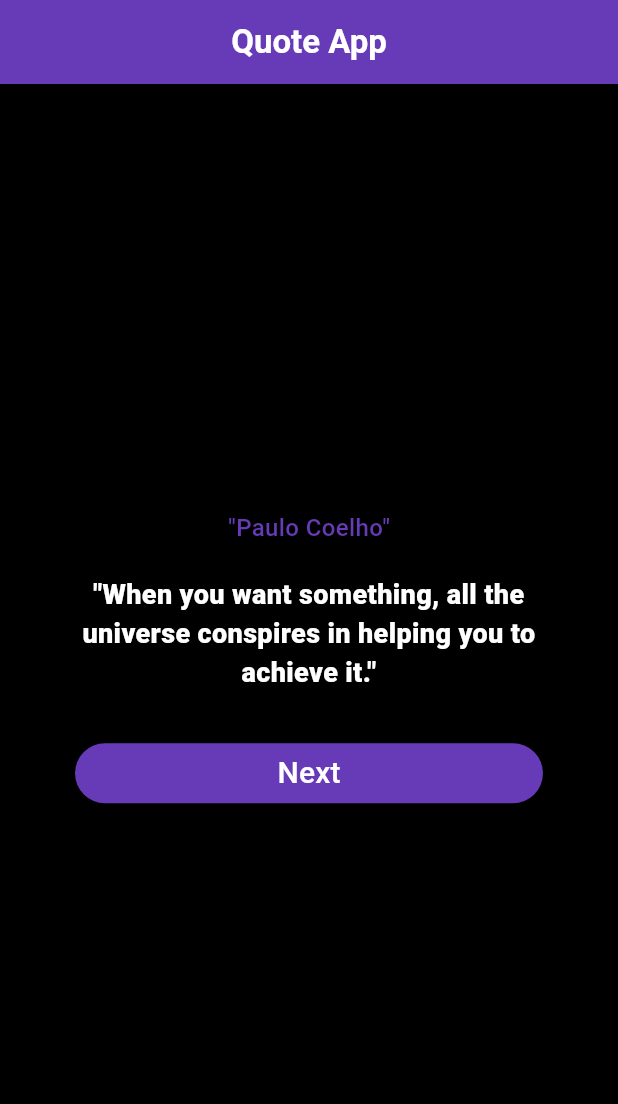
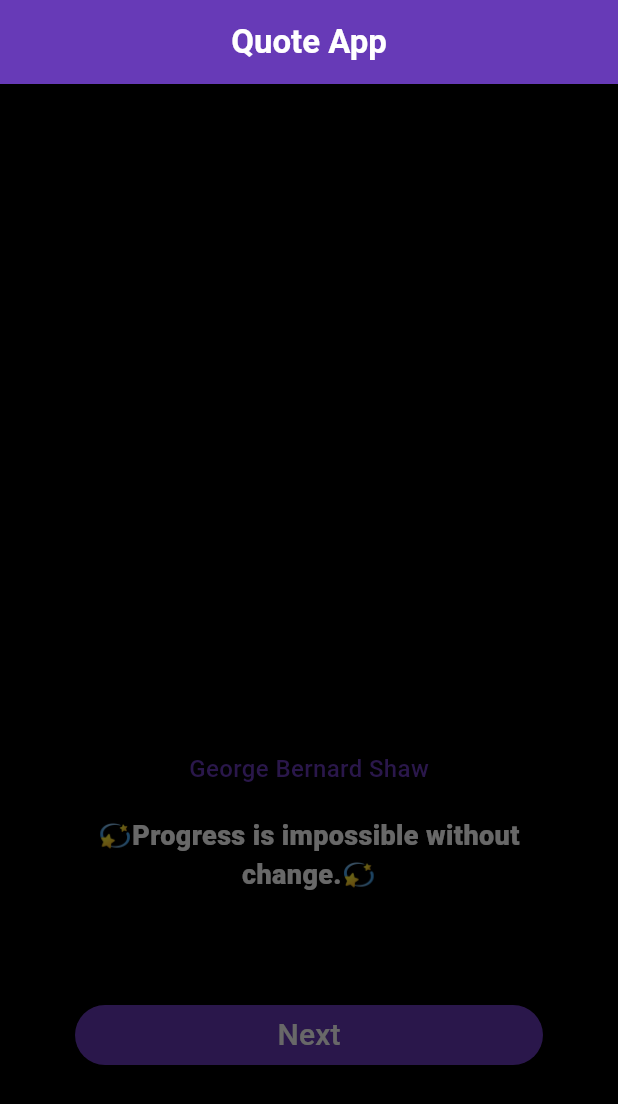
Before and after one commit to MEhsan1237/Apexify_Technologys_Task_2, a Flutter app: the screen it shows after launch, after a tap on "Next", on a phone screen of 412 x 824 dp. Shown: the top 1104 px of the screen. Run offline on Flutter 3.47's test engine with Material 3 defaults, Android fonts, the phone set to English and light mode, and no system bars; our stand-ins replace get.

Commit message:
upload changes

```diff
--- a/lib/get/get_class.dart
+++ b/lib/get/get_class.dart
@@ -6,124 +6,179 @@ import 'package:get/get.dart';
 
 class QuotesController extends GetxController{
   RxInt initialNumber = 0.obs;
+  RxDouble opacityNumber = 1.0.obs ;
   List<Map<String,String>> allQuotes = [
     {
       "author": "Albert Einstein",
-      "quote": "Life is like riding a bicycle. To keep your balance, you must keep moving."
+      "quote": "⭐Life is like riding a bicycle. To keep your balance, you must keep moving.⭐"
     },
     {
       "author": "Allama Iqbal",
-      "quote": "Khudi ko kar buland itna ke har taqdeer se pehle, Khuda bande se khud pooche bata teri raza kya hai."
+      "quote": "⭐Khudi ko kar buland itna ke har taqdeer se pehle, Khuda bande se khud pooche bata teri raza kya hai.⭐"
     },
     {
       "author": "Quaid-e-Azam Muhammad Ali Jinnah",
-      "quote": "With faith, discipline and selfless devotion to duty, there is nothing worthwhile that you cannot achieve."
+      "quote": "💙With faith, discipline and selfless devotion to duty, there is nothing worthwhile that you cannot achieve.💙"
     },
     {
       "author": "Faiz Ahmed Faiz",
-      "quote": "Bol ke lab azaad hain tere."
+      "quote": "❤️Bol ke lab azaad hain tere.❤️"
     },
     {
       "author": "Ahmed Faraz",
-      "quote": "Ranjish hi sahi, dil hi dukhane ke liye aa."
+      "quote": "❤️Ranjish hi sahi, dil hi dukhane ke liye aa.❤️"
     },
     {
       "author": "Jaun Elia",
-      "quote": "Main bhi bahut ajeeb hoon, itna ajeeb hoon ke bas. Khud ko tabah kar liya aur malal bhi nahin."
+      "quote": "💙Main bhi bahut ajeeb hoon, itna ajeeb hoon ke bas. Khud ko tabah kar liya aur malal bhi nahin.💙"
     },
     {
       "author": "Parveen Shakir",
-      "quote": "Khushbu ki tarah mujhko hawaon mein udda do."
+      "quote": "💚Khushbu ki tarah mujhko hawaon mein udda do.💚"
     },
     {
       "author": "Virginia Woolf",
-      "quote": "Arrange whatever pieces come your way."
+      "quote": "💚Arrange whatever pieces come your way.💚"
     },
     {
       "author": "Ernest Hemingway",
-      "quote": "Courage is grace under pressure."
+      "quote": "💜Courage is grace under pressure.💜"
     },
     {
       "author": "Jane Austen",
-      "quote": "There is no charm equal to tenderness of heart."
+      "quote": "💜There is no charm equal to tenderness of heart.💜"
     },
     {
       "author": "Charles Dickens",
-      "quote": "Have a heart that never hardens, and a temper that never tires."
+      "quote": "💖Have a heart that never hardens, and a temper that never tires.💖"
     },
     {
       "author": "George Orwell",
-      "quote": "In a time of deceit telling the truth is a revolutionary act."
+      "quote": "💖In a time of deceit telling the truth is a revolutionary act.💖"
     },
     {
       "author": "C.S. Lewis",
-      "quote": "Hardships often prepare ordinary people for an extraordinary destiny."
+      "quote": "🔥Hardships often prepare ordinary people for an extraordinary destiny.🔥"
     },
 
     {
       "author": "Mark Twain",
-      "quote": "The secret of getting ahead is getting started."
+      "quote": "🔥The secret of getting ahead is getting started.🔥"
     },
     {
       "author": "Oscar Wilde",
-      "quote": "Be yourself; everyone else is already taken."
+      "quote": "✨Be yourself; everyone else is already taken.✨"
     },
     {
       "author": "Maya Angelou",
-      "quote": "You will face many defeats in life, but never let yourself be defeated."
+      "quote": "✨You will face many defeats in life, but never let yourself be defeated.✨"
     },
     {
       "author": "Paulo Coelho",
-      "quote": "When you want something, all the universe conspires in helping you to achieve it."
+      "quote": "🌟When you want something, all the universe conspires in helping you to achieve it.🌟"
     },
     {
       "author": "Rumi",
-      "quote": "What you seek is seeking you."
+      "quote": "🌟What you seek is seeking you.🌟"
     },
     {
       "author": "Leo Tolstoy",
-      "quote": "The two most powerful warriors are patience and time."
+      "quote": "🌸The two most powerful warriors are patience and time.🌸"
     },
     {
       "author": "Khalil Gibran",
-      "quote": "Out of suffering have emerged the strongest souls."
+      "quote": "🌸Out of suffering have emerged the strongest souls.🌸"
     },
     {
       "author": "George Bernard Shaw",
-      "quote": "Progress is impossible without change."
+      "quote": "💫Progress is impossible without change.💫"
     },
     {
       "author": "William Shakespeare",
-      "quote": "We know what we are, but know not what we may be."
+      "quote": "💫We know what we are, but know not what we may be.💫"
     },{
       "author": "Stephen King",
-      "quote": "Books are a uniquely portable magic."
+      "quote": "💫Books are a uniquely portable magic.💫"
     },
     {
       "author": "Dalai Lama",
-      "quote": "Happiness is not something ready made. It comes from your own actions."
+      "quote": "🌸Happiness is not something ready made. It comes from your own actions.🌸"
     },
     {
       "author": "Mother Teresa",
-      "quote": "If you judge people, you have no time to love them."
+      "quote": "🌟If you judge people, you have no time to love them.🌟"
     },
     {
       "author": "Martin Luther King Jr.",
-      "quote": "Injustice anywhere is a threat to justice everywhere."
+      "quote": "✨Injustice anywhere is a threat to justice everywhere.✨"
     },
     {
       "author": "Helen Keller",
-      "quote": "The only thing worse than being blind is having sight but no vision."
+      "quote": "🔥The only thing worse than being blind is having sight but no vision.🔥"
+    },
+    {
+      "author": "Allama Iqbal",
+      "quote": "💖Sitaron se aage jahan aur bhi hain,Abhi ishq ke imtihan aur bhi hain.Tahi zindagi se nahi ye fazayen,Yahan sau khiraman aur bhi hain.💖"
+    },
+    {
+      "author": "Faiz Ahmed Faiz",
+      "quote": "💜Gulon mein rang bhare, baad-e-naubahar chale,Chale bhi aao ke gulshan ka karobar chale.Qafas udaas hai yaron, saba se kuch to kaho,Kaheen to beher-e-khudaa aaj zikr-e-yaar chale.💜"
+    },
+    {
+      "author": "Ahmed Faraz",
+      "quote": "💚Ranjish hi sahi, dil hi dukhane ke liye aa,Aa phir se mujhe chhod ke jaane ke liye aa.Kuch to mere dil ko tasalli hogi,Tu is dafa vaada nibhaane ke liye aa.💚"
+    },
+    {
+      "author": "Jaun Elia",
+      "quote": "💙Main bhi bahut ajeeb hoon, itna ajeeb hoon ke bas,Khud ko tabah kar liya, aur malal bhi nahi.Har zakhm bhar gaya mujhe chhor kar,Magar ek dard hai jo gaya hi nahi.💙"
+    },
+    {
+      "author": "Parveen Shakir",
+      "quote": "❤️Woh toh khushbu hai, hawaon mein bikhar jayega,Masla phool ka hai, phool kidhar jayega.Hum se mat pooch ke hum kis pe fida hain Parveen,Hum batayenge magar naam pehle mar jayega.❤️"
+    },
+    {
+      "author": "Munir Niazi",
+      "quote": "⭐Hamesha der kar deta hoon main,Har kaam karne mein.Muhabbat bhi nahi karta,Aur jab karta hoon to der se.⭐"
     },
     {
       "author": "Confucius",
       "quote": "It does not matter how slowly you go as long as you do not stop."
+    },
+    {
+      "author": "William Wordsworth",
+      "quote": "💎Though nothing can bring back the hour Of splendor in the grass, of glory in the flower;We will grieve not, rather find Strength in what remains behind.💎"
+    },
+    {
+      "author": "Robert Frost",
+      "quote": "💎Two roads diverged in a wood, and I took the one less traveled by,And that has made All the difference.💎"
+    },
+    {
+      "author": "Emily Dickinson",
+      "quote": "❄️Hope is the thing with feathers That perches in the soul,And sings the tune without the words,And never stops at all.❄️"
+    },
+    {
+      "author": "Lord Byron",
+      "quote": "❄️She walks in beauty, like the night Of cloudless climes and starry skies;And all that's best of dark and bright Meet in her aspect and her eyes.❄️"
+    },
+    {
+      "author": "Percy Bysshe Shelley",
+      "quote": "🌸Rise like Lions after slumber In unvanquishable number Shake your chains to earth like dew Which in sleep had fallen on you.🌸"
+    },
+    {
+      "author": "T. S. Eliot",
+      "quote": "🌸For last year’s words belong to last year’s language,And next year’s words await another voice.To make an end is to make a beginning.The end is where we start from.🌸"
     }
   ];
-  void setQuotesFun(){
-     final random = Random();
+  void setQuotesFun()async{
+    opacityNumber.value = 0.0;
+    await Future.delayed(Duration(milliseconds:  900),(){ final random = Random();
     initialNumber.value =
-        random.nextInt(allQuotes.length);
+        random.nextInt(allQuotes.length);},
+
+
+    );
+    opacityNumber.value = 1.0;
+
   }
 
 }
--- a/lib/screen/home_screen.dart
+++ b/lib/screen/home_screen.dart
@@ -33,14 +33,20 @@ class _HomeScreenState extends State<HomeScreen> {
               controller.allQuotes[controller.initialNumber.value]['author']!;
           final quoteShow =
               controller.allQuotes[controller.initialNumber.value]['quote']!;
-          return Padding(
-            padding: const EdgeInsets.symmetric(horizontal: 50.0),
+          return AnimatedOpacity(
+
+            opacity: controller.opacityNumber.value    ,
+            duration: Duration(milliseconds: 900),
+            child: Padding(
+              padding: const EdgeInsets.symmetric(horizontal: 50.0,vertical: 110),
+              child: Center(
                 child: Column(
                   crossAxisAlignment: CrossAxisAlignment.center,
                   mainAxisAlignment: MainAxisAlignment.center,
                   children: [
+                    Spacer(),
                     Text(
-                  '"$authorShow"',
+                      authorShow,
                       style: TextStyle(
                         color: Colors.deepPurple,
                         fontSize: 16,
@@ -49,14 +55,14 @@ class _HomeScreenState extends State<HomeScreen> {
                     ),
                     SizedBox(height: 20,),
                     Text(
-                  '"$quoteShow"',textAlign: TextAlign.center,
+                      quoteShow,textAlign: TextAlign.center,
                       style: TextStyle(
                         color: Colors.white,
                         fontSize: 18,
                         fontWeight: FontWeight.w900,
                       ),
                     ),
-                SizedBox(height: 30),
+                    SizedBox(height: 70),
                     ElevatedButton(
                       onPressed: () {
                         controller.setQuotesFun();
@@ -72,6 +78,8 @@ class _HomeScreenState extends State<HomeScreen> {
                     ),
                   ],
                 ),
+              ),
+            ),
           );
         }),
       ),
--- a/pubspec.yaml
+++ b/pubspec.yaml
@@ -59,8 +59,8 @@ flutter:
   uses-material-design: true
 
   # To add assets to your application, add an assets section, like this:
-  # assets:
-  #   - images/a_dot_burr.jpeg
+  assets:
+    - assets/images/quote.png
   #   - images/a_dot_ham.jpeg
 
   # An image asset can refer to one or more resolution-specific "variants", see
```
Also changed, not shown: asstes/images/quote.png (added). Lines whose indentation alone changed are shown as unchanged.
